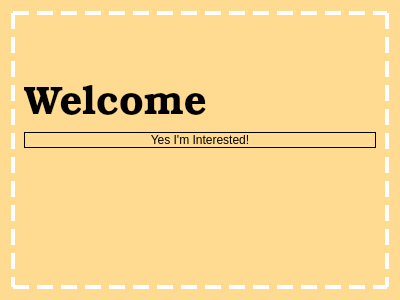
Qt form playergreeting.ui (zxjorge/EDApp) before a commit.
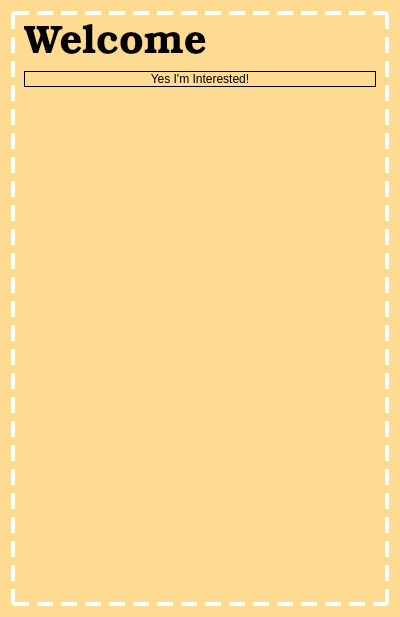
The same form after that commit.

Commit message: corrected vexbot scaling

```diff
--- a/playergreeting.ui
+++ b/playergreeting.ui
@@ -75,11 +75,17 @@
       <item>
        <widget class="QLabel" name="imageLabel">
         <property name="sizePolicy">
-         <sizepolicy hsizetype="Preferred" vsizetype="Expanding">
+         <sizepolicy hsizetype="Preferred" vsizetype="Minimum">
           <horstretch>0</horstretch>
           <verstretch>0</verstretch>
          </sizepolicy>
         </property>
+        <property name="minimumSize">
+         <size>
+          <width>0</width>
+          <height>500</height>
+         </size>
+        </property>
         <property name="text">
          <string/>
         </property>
```
Left out of the diff: 2 changed lines with no effect on the pictures.
